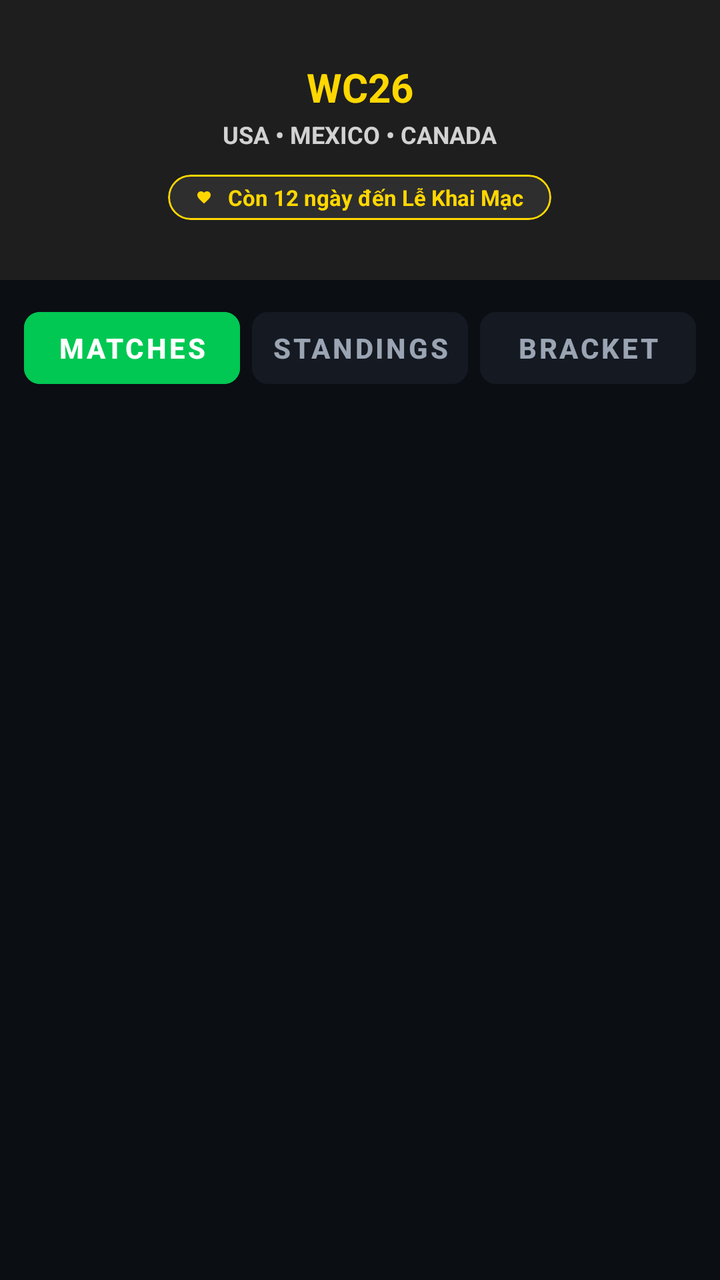
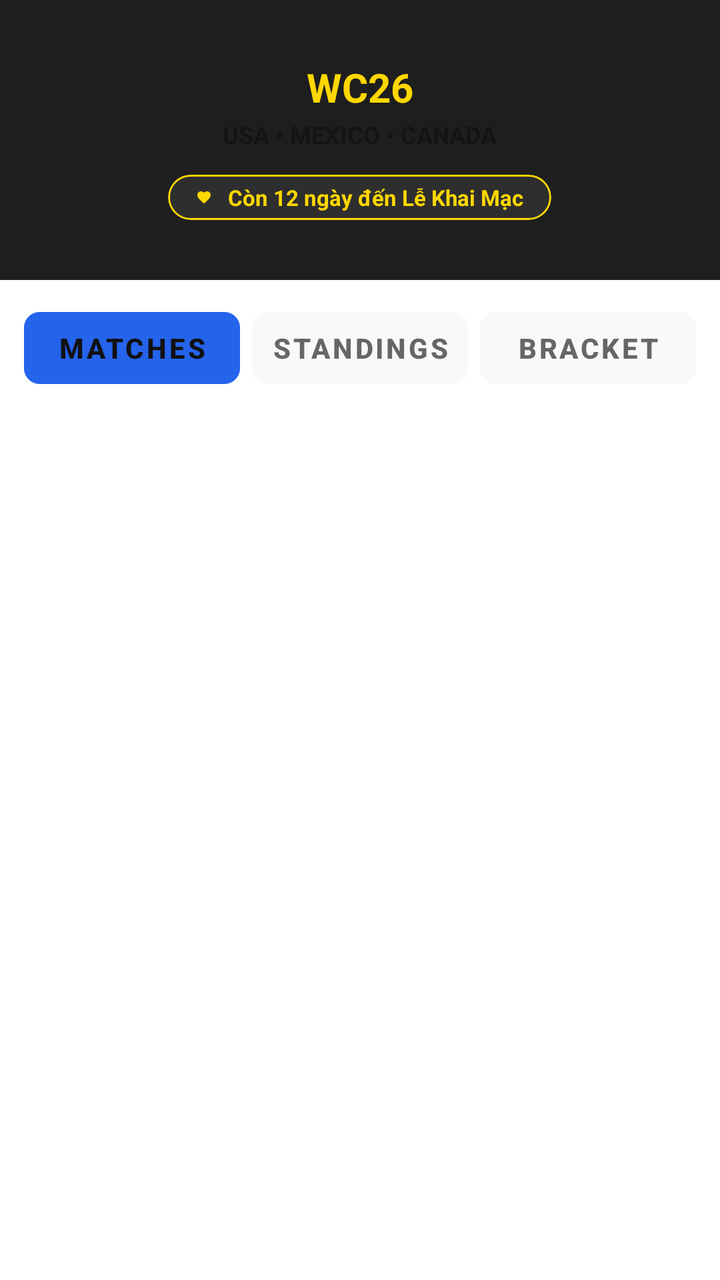

Screens rendered from an Android XML layout before and after an edit, with the pre-edit source and the edit as a unified diff.
<!-- AndroidManifest.xml: application theme Theme.MyApplication -->
<!-- res/layout/fragment_wc26.xml -->
<?xml version="1.0" encoding="utf-8"?>
<androidx.constraintlayout.widget.ConstraintLayout xmlns:android="http://schemas.android.com/apk/res/android"
    xmlns:app="http://schemas.android.com/apk/res-auto"
    xmlns:tools="http://schemas.android.com/tools"
    android:layout_width="match_parent"
    android:layout_height="match_parent"
    android:background="@color/bg_dark">

    
    <LinearLayout
        android:id="@+id/bannerHeader"
        android:layout_width="match_parent"
        android:layout_height="140dp"
        android:background="#1E1E1E"
        android:gravity="center"
        android:orientation="vertical"
        android:padding="16dp"
        app:layout_constraintTop_toTopOf="parent">

        <TextView
            android:layout_width="wrap_content"
            android:layout_height="wrap_content"
            android:text="@string/wc26"
            android:textColor="#FFD700"
            android:textSize="20sp"
            android:textStyle="bold" />

        <TextView
            android:layout_width="wrap_content"
            android:layout_height="wrap_content"
            android:layout_marginTop="2dp"
            android:text="USA • MEXICO • CANADA"
            android:textColor="@color/text_white"
            android:textSize="12sp"
            android:textStyle="bold"
            android:alpha="0.8" />

        
        <com.google.android.material.card.MaterialCardView
            android:layout_width="wrap_content"
            android:layout_height="wrap_content"
            android:layout_marginTop="12dp"
            app:cardBackgroundColor="#2E2E2E"
            app:cardCornerRadius="20dp"
            app:cardElevation="0dp"
            app:strokeColor="#FFD700"
            app:strokeWidth="1dp">

            <LinearLayout
                android:layout_width="wrap_content"
                android:layout_height="wrap_content"
                android:gravity="center_vertical"
                android:orientation="horizontal"
                android:paddingHorizontal="14dp"
                android:paddingVertical="4dp">

                <View
                    android:layout_width="8dp"
                    android:layout_height="8dp"
                    android:background="@drawable/ic_favorite"
                    android:backgroundTint="#FFD700" />

                <TextView
                    android:id="@+id/tvCountdown"
                    android:layout_width="wrap_content"
                    android:layout_height="wrap_content"
                    android:layout_marginStart="8dp"
                    android:text="Còn 12 ngày đến Lễ Khai Mạc"
                    android:textColor="#FFD700"
                    android:textSize="11sp"
                    android:textStyle="bold" />

            </LinearLayout>

        </com.google.android.material.card.MaterialCardView>

    </LinearLayout>

    
    <LinearLayout
        android:id="@+id/wcTabsContainer"
        android:layout_width="match_parent"
        android:layout_height="wrap_content"
        android:orientation="horizontal"
        android:paddingHorizontal="12dp"
        android:paddingVertical="10dp"
        app:layout_constraintTop_toBottomOf="@id/bannerHeader">

        <com.google.android.material.button.MaterialButton
            android:id="@+id/tabWcFixtures"
            style="@style/Widget.MaterialComponents.Button.TextButton"
            android:layout_width="0dp"
            android:layout_height="wrap_content"
            android:layout_weight="1"
            android:layout_marginEnd="4dp"
            android:backgroundTint="@color/accent_green"
            android:text="@string/wc_tab_fixtures"
            android:textColor="@color/text_white"
            android:textStyle="bold"
            app:cornerRadius="8dp" />

        <com.google.android.material.button.MaterialButton
            android:id="@+id/tabWcGroups"
            style="@style/Widget.MaterialComponents.Button.TextButton"
            android:layout_width="0dp"
            android:layout_height="wrap_content"
            android:layout_weight="1"
            android:layout_marginHorizontal="2dp"
            android:backgroundTint="@color/card_dark"
            android:text="@string/wc_tab_groups"
            android:textColor="@color/text_muted"
            android:textStyle="bold"
            app:cornerRadius="8dp" />

        <com.google.android.material.button.MaterialButton
            android:id="@+id/tabWcVLTT"
            style="@style/Widget.MaterialComponents.Button.TextButton"
            android:layout_width="0dp"
            android:layout_height="wrap_content"
            android:layout_weight="1"
            android:layout_marginStart="4dp"
            android:backgroundTint="@color/card_dark"
            android:text="@string/wc_tab_bracket"
            android:textColor="@color/text_muted"
            android:textStyle="bold"
            app:cornerRadius="8dp" />

    </LinearLayout>

    
    <ScrollView
        android:id="@+id/scrollWcFixtures"
        android:layout_width="match_parent"
        android:layout_height="0dp"
        android:visibility="visible"
        app:layout_constraintBottom_toBottomOf="parent"
        app:layout_constraintTop_toBottomOf="@id/wcTabsContainer">

        <LinearLayout
            android:id="@+id/layoutWcFixturesContainer"
            android:layout_width="match_parent"
            android:layout_height="wrap_content"
            android:orientation="vertical"
            android:paddingHorizontal="16dp"
            android:paddingBottom="24dp">
        </LinearLayout>

    </ScrollView>

    
    <ScrollView
        android:id="@+id/scrollWcGroups"
        android:layout_width="match_parent"
        android:layout_height="0dp"
        android:visibility="gone"
        app:layout_constraintBottom_toBottomOf="parent"
        app:layout_constraintTop_toBottomOf="@id/wcTabsContainer">

        <LinearLayout
            android:id="@+id/layoutWcGroupsContainer"
            android:layout_width="match_parent"
            android:layout_height="wrap_content"
            android:orientation="vertical"
            android:paddingHorizontal="16dp"
            android:paddingBottom="24dp">
        </LinearLayout>

    </ScrollView>

    
    <HorizontalScrollView
        android:id="@+id/scrollWcBracket"
        android:layout_width="match_parent"
        android:layout_height="0dp"
        android:visibility="gone"
        android:fillViewport="true"
        app:layout_constraintBottom_toBottomOf="parent"
        app:layout_constraintTop_toBottomOf="@id/wcTabsContainer">

        <ScrollView
            android:layout_width="wrap_content"
            android:layout_height="match_parent"
            android:fillViewport="true">

            <LinearLayout
                android:id="@+id/layoutWcBracketContainer"
                android:layout_width="wrap_content"
                android:layout_height="match_parent"
                android:orientation="horizontal"
                android:padding="16dp">

                
                <LinearLayout
                    android:id="@+id/colR16"
                    android:layout_width="210dp"
                    android:layout_height="match_parent"
                    android:orientation="vertical"
                    android:gravity="top" />

                
                <LinearLayout
                    android:id="@+id/connCol1"
                    android:layout_width="24dp"
                    android:layout_height="match_parent"
                    android:orientation="vertical" />

                
                <LinearLayout
                    android:id="@+id/colQF"
                    android:layout_width="210dp"
                    android:layout_height="match_parent"
                    android:orientation="vertical"
                    android:gravity="top" />

                
                <LinearLayout
                    android:id="@+id/connCol2"
                    android:layout_width="24dp"
                    android:layout_height="match_parent"
                    android:orientation="vertical" />

                
                <LinearLayout
                    android:id="@+id/colSF"
                    android:layout_width="210dp"
                    android:layout_height="match_parent"
                    android:orientation="vertical"
                    android:gravity="top" />

                
                <LinearLayout
                    android:id="@+id/connCol3"
                    android:layout_width="24dp"
                    android:layout_height="match_parent"
                    android:orientation="vertical" />

                
                <LinearLayout
                    android:id="@+id/colFinal"
                    android:layout_width="210dp"
                    android:layout_height="match_parent"
                    android:orientation="vertical"
                    android:gravity="top" />

            </LinearLayout>

        </ScrollView>

    </HorizontalScrollView>

    
    <com.google.android.material.button.MaterialButton
        android:id="@+id/btnWcZoom"
        style="@style/Widget.MaterialComponents.Button.Icon"
        android:layout_width="40dp"
        android:layout_height="40dp"
        android:layout_margin="16dp"
        android:padding="0dp"
        android:insetLeft="0dp"
        android:insetTop="0dp"
        android:insetRight="0dp"
        android:insetBottom="0dp"
        android:backgroundTint="#CC222222"
        android:visibility="gone"
        app:icon="@drawable/ic_zoom_in"
        app:iconSize="18dp"
        app:iconGravity="textStart"
        app:iconPadding="0dp"
        app:iconTint="@color/text_white"
        app:strokeColor="@color/accent_green"
        app:strokeWidth="1.5dp"
        app:cornerRadius="20dp"
        app:layout_constraintTop_toBottomOf="@id/wcTabsContainer"
        app:layout_constraintEnd_toEndOf="parent" />

    
    <androidx.constraintlayout.widget.ConstraintLayout
        android:id="@+id/layoutLoadingOverlay"
        android:layout_width="match_parent"
        android:layout_height="match_parent"
        android:background="#E6121212"
        android:clickable="true"
        android:focusable="true"
        android:visibility="gone"
        app:layout_constraintTop_toTopOf="parent"
        app:layout_constraintBottom_toBottomOf="parent"
        app:layout_constraintLeft_toLeftOf="parent"
        app:layout_constraintRight_toRightOf="parent">

        <com.airbnb.lottie.LottieAnimationView
            android:id="@+id/lottieLoading"
            android:layout_width="160dp"
            android:layout_height="160dp"
            app:lottie_rawRes="@raw/loading_football"
            app:lottie_autoPlay="true"
            app:lottie_loop="true"
            app:layout_constraintTop_toTopOf="parent"
            app:layout_constraintBottom_toBottomOf="parent"
            app:layout_constraintLeft_toLeftOf="parent"
            app:layout_constraintRight_toRightOf="parent" />

    </androidx.constraintlayout.widget.ConstraintLayout>

</androidx.constraintlayout.widget.ConstraintLayout>
<!-- resources referenced by this layout -->
<resources>
  <color name="accent_green">#00C853</color>
  <color name="bg_dark">#0B0E13</color>
  <color name="card_dark">#141922</color>
  <color name="text_muted">#9AA4B2</color>
  <color name="text_white">#FFFFFF</color>
  <!-- drawable ic_favorite (drawable) -->
  <vector xmlns:android="http://schemas.android.com/apk/res/android"
      android:width="24dp"
      android:height="24dp"
      android:viewportWidth="24"
      android:viewportHeight="24">
    <path
        android:fillColor="#FF00C853"
        android:pathData="M12,21.35l-1.45,-1.32C5.4,15.36 2,12.28 2,8.5 2,5.42 4.42,3 7.5,3c1.74,0 3.41,0.81 4.5,2.09C13.09,3.81 14.76,3 16.5,3 19.58,3 22,5.42 22,8.5c0,3.78 -3.4,6.86 -8.55,11.54L12,21.35z"/>
  </vector>
  <!-- drawable ic_zoom_in (drawable) -->
  <vector xmlns:android="http://schemas.android.com/apk/res/android"
      android:width="24dp"
      android:height="24dp"
      android:viewportWidth="24"
      android:viewportHeight="24">
    <path
        android:fillColor="#FFFFFF"
        android:pathData="M5,5h5v2L7,7v3L5,10L5,5z M14,5h5v5h-2L17,7h-3L14,5z M19,14h-2v3h-3v2h5v-5z M10,17H7v-3H5v5h5v-2z"/>
  </vector>
  <string name="wc26">WC26</string>
  <string name="wc_tab_bracket">BRACKET</string>
  <string name="wc_tab_fixtures">MATCHES</string>
  <string name="wc_tab_groups">STANDINGS</string>
  <style name="Theme.MyApplication" parent="Theme.MaterialComponents.NoActionBar">
          
          <item name="colorPrimary">@color/accent_green</item>
          <item name="colorPrimaryVariant">@color/bg_dark</item>
          <item name="colorOnPrimary">@color/white</item>
          
          <item name="colorSecondary">@color/accent_green_secondary</item>
          <item name="colorSecondaryVariant">@color/accent_green</item>
          <item name="colorOnSecondary">@color/black</item>
          
          <item name="android:statusBarColor">@color/bg_dark</item>
          <item name="android:windowBackground">@color/bg_dark</item>
          <item name="android:navigationBarColor">@color/bg_dark</item>
          
          <item name="android:textColor">@color/text_white</item>
          <item name="android:textColorSecondary">@color/text_muted</item>
      </style>
  <color name="white">#FFFFFFFF</color>
  <color name="accent_green_secondary">#00E676</color>
  <color name="black">#FF000000</color>
</resources>

<!-- the commit's change to res/layout/fragment_wc26.xml (unified diff, before → after) -->
@@ -4,7 +4,7 @@
     xmlns:tools="http://schemas.android.com/tools"
     android:layout_width="match_parent"
     android:layout_height="match_parent"
-    android:background="@color/bg_dark">
+    android:background="@color/bg_light">
 
     
     <LinearLayout
<!-- resource entries referenced after the edit -->
@@ -1,10 +1,10 @@
 <!-- resources referenced by this layout -->
 <resources>
-  <color name="accent_green">#00C853</color>
-  <color name="bg_dark">#0B0E13</color>
-  <color name="card_dark">#141922</color>
-  <color name="text_muted">#9AA4B2</color>
-  <color name="text_white">#FFFFFF</color>
+  <color name="accent_green">@color/primaryBlue</color>
+  <color name="bg_light">@color/background</color>
+  <color name="card_dark">@color/surface</color>
+  <color name="text_muted">@color/textSecondary</color>
+  <color name="text_white">@color/textPrimary</color>
   <!-- drawable ic_favorite (drawable) -->
   <vector xmlns:android="http://schemas.android.com/apk/res/android"
       android:width="24dp"
@@ -29,25 +29,37 @@
   <string name="wc_tab_bracket">BRACKET</string>
   <string name="wc_tab_fixtures">MATCHES</string>
   <string name="wc_tab_groups">STANDINGS</string>
-  <style name="Theme.MyApplication" parent="Theme.MaterialComponents.NoActionBar">
+  <style name="Theme.MyApplication" parent="Theme.MaterialComponents.Light.NoActionBar">
           
           <item name="colorPrimary">@color/accent_green</item>
-          <item name="colorPrimaryVariant">@color/bg_dark</item>
+          <item name="colorPrimaryVariant">@color/white</item>
           <item name="colorOnPrimary">@color/white</item>
+          
           
           <item name="colorSecondary">@color/accent_green_secondary</item>
           <item name="colorSecondaryVariant">@color/accent_green</item>
-          <item name="colorOnSecondary">@color/black</item>
+          <item name="colorOnSecondary">@color/white</item>
           
-          <item name="android:statusBarColor">@color/bg_dark</item>
-          <item name="android:windowBackground">@color/bg_dark</item>
-          <item name="android:navigationBarColor">@color/bg_dark</item>
+          
+          <item name="android:statusBarColor">@color/white</item>
+          <item name="android:windowBackground">@color/white</item>
+          <item name="android:navigationBarColor">@color/white</item>
+          
+          
+          <item name="android:windowLightStatusBar">true</item>
+          <item name="android:windowLightNavigationBar" tools:targetApi="o_mr1">true</item>
+          
           
           <item name="android:textColor">@color/text_white</item>
           <item name="android:textColorSecondary">@color/text_muted</item>
       </style>
+  <color name="primaryBlue">#2563EB</color>
+  <color name="background">#FFFFFF</color>
+  <color name="surface">#F8F9FB</color>
+  <color name="textSecondary">#666666</color>
+  <color name="textPrimary">#111111</color>
   <color name="white">#FFFFFFFF</color>
-  <color name="accent_green_secondary">#00E676</color>
-  <color name="black">#FF000000</color>
+  <color name="accent_green_secondary">@color/accentBlue</color>
+  <color name="accentBlue">#3B82F6</color>
 </resources>
 
